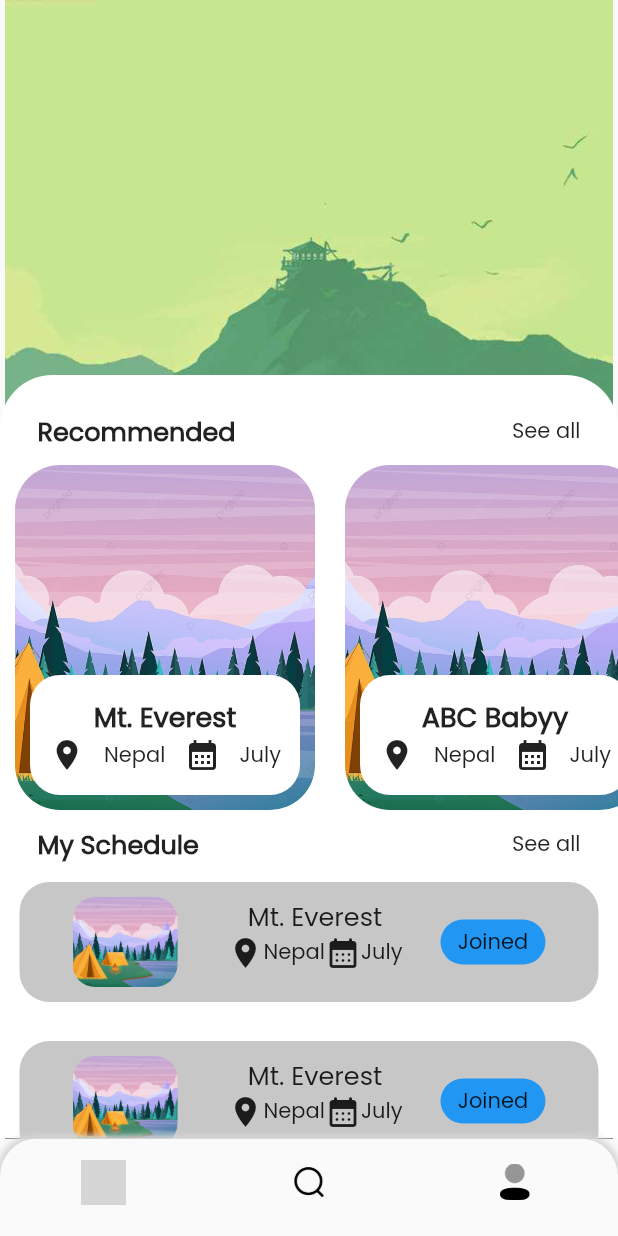
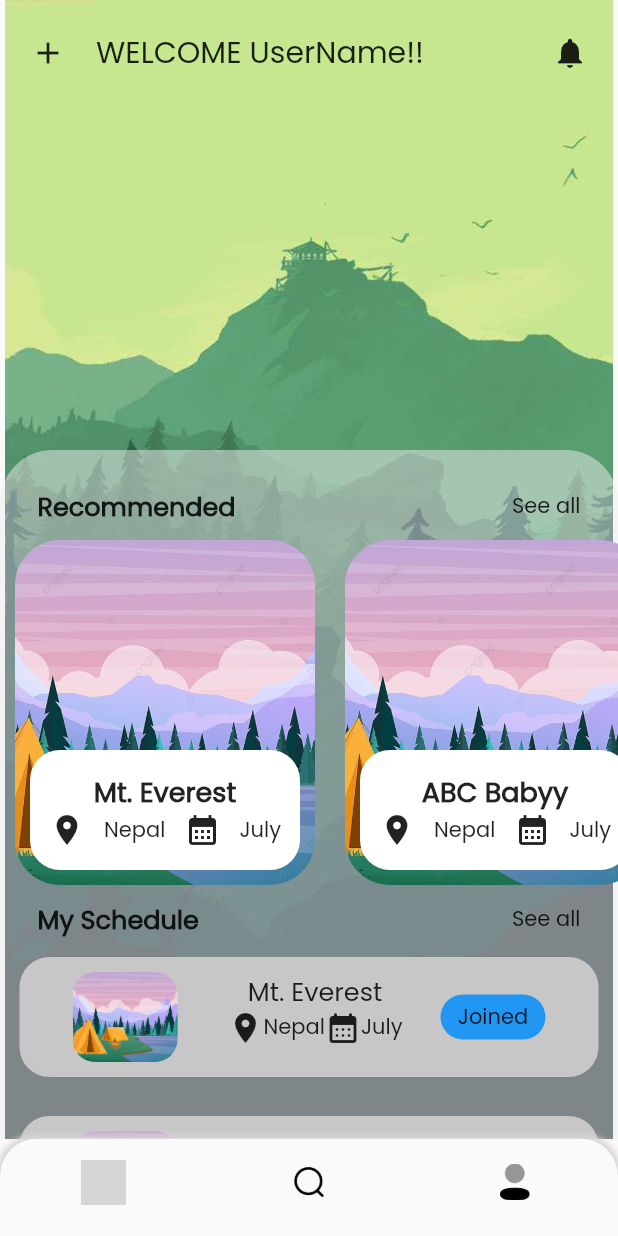
Before and after one commit to elaie/Hikeyy, a Flutter app: the screen it shows after launch, on a phone screen of 412 x 824 dp. Run offline on Flutter 3.47's test engine with Material 2 defaults, Android fonts, the phone set to English and light mode, and no system bars; our stand-ins replace firebase_auth, firebase_core; missing offline and left inert: dart:ffi; accounts and stored records are empty; grey boxes are pictures that could not be loaded.

Commit message:
Little UI Modified

```diff
--- a/hikeyy/lib/screens/home_page/home_page.dart
+++ b/hikeyy/lib/screens/home_page/home_page.dart
@@ -12,34 +12,65 @@ class HomePage extends StatefulWidget {
 }
 
 class _HomePageState extends State<HomePage> {
+  final _scaffoldkey = GlobalKey<ScaffoldState>();
   @override
   Widget build(BuildContext context) {
     return Scaffold(
-        body: Container(
+      key: _scaffoldkey,
+      drawer: Drawer(
+        child: Icon(Icons.add),
+      ),
+      //extendBodyBehindAppBar: true,
+        body: SafeArea(
+      child: Container(
         alignment: Alignment.topCenter,
-      decoration: BoxDecoration(
+        decoration: const BoxDecoration(
           image: DecorationImage(
             image: AssetImage('assets/images/green_background.png'),
           ),
-      ),
-      child: Padding(
-        padding: const EdgeInsets.only(top: 250.0),
-        child: Container(
-          alignment: Alignment.bottomCenter,
-          decoration: const BoxDecoration(
-            borderRadius: BorderRadius.only(
-                topLeft: Radius.circular(35), topRight: Radius.circular(35)),
-            color: Colors.white,
-          ),
-          child: Padding(
-            padding: EdgeInsets.only(
-              top: 25.0,
         ),
         child: SingleChildScrollView(
           child: Column(
             children: [
               Padding(
-                    padding: const EdgeInsets.only(left: 25.0, right: 25),
+                padding: const EdgeInsets.only(top: 20.0,left: 20,right: 20),
+                child: Row(
+                  mainAxisAlignment: MainAxisAlignment.spaceBetween,
+                  children: [
+                    Row(
+                      children: [
+                        GestureDetector(child: Container(child: const Icon(Icons.add)),onTap:()=> _scaffoldkey.currentState!.openDrawer()),
+                        Padding(
+                          padding: const EdgeInsets.only(left: 20.0),
+                          child: Text('WELCOME UserName!!',style: TextStyle(fontSize: 20),),
+                        ),
+                      ],
+                    ),
+
+                    Icon(Icons.notifications),
+                  ],
+                ),
+              ),
+              Padding(
+                padding: const EdgeInsets.only(top: 250.0),
+                child: Container(
+                  //height: double.infinity,
+                  alignment: Alignment.center,
+                  decoration:  BoxDecoration(
+                    borderRadius: const BorderRadius.only(
+                        topLeft: Radius.circular(35), topRight: Radius.circular(35)),
+                     color: Colors.grey.shade200.withOpacity(0.5)
+                  ),
+                  child: const Padding(
+                    padding: EdgeInsets.only(
+                      top: 25.0,
+                    ),
+                    child: SingleChildScrollView(
+                    //  scrollDirection: Axis.vertical,
+                      child: Column(
+                        children: [
+                          Padding(
+                            padding: EdgeInsets.only(left: 25.0, right: 25),
                             child: Row(
                               mainAxisAlignment: MainAxisAlignment.spaceBetween,
                               children: [
@@ -65,12 +96,17 @@ class _HomePageState extends State<HomePage> {
                                   venue: 'ABC Babyy',
                                   location: 'Nepal',
                                   date: 'July',
+                                ),
+                                VenuCard(
+                                  venue: 'ABC Babyy',
+                                  location: 'Nepal',
+                                  date: 'July',
                                 )
                               ],
                             ),
                           ),
                           Padding(
-                    padding: const EdgeInsets.only(left: 25.0, right: 25),
+                            padding: EdgeInsets.only(left: 25.0, right: 25),
                             child: Row(
                               mainAxisAlignment: MainAxisAlignment.spaceBetween,
                               children: [
@@ -85,12 +121,18 @@ class _HomePageState extends State<HomePage> {
                           ),
                           MyScheduleCard(),
                           MyScheduleCard(),
+                          MyScheduleCard(),
+                          MyScheduleCard(),
                         ],
                       ),
                     ),
                   ),
                 ),
               ),
+            ],
+          ),
+        ),
+      ),
     ));
   }
 }
```
Lines whose indentation alone changed are shown as unchanged.
